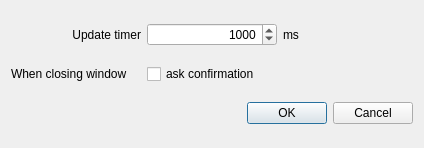
First picture: the form in ui/config_helper.ui, repository DamirKh/cn_diag_tool, before the edit.
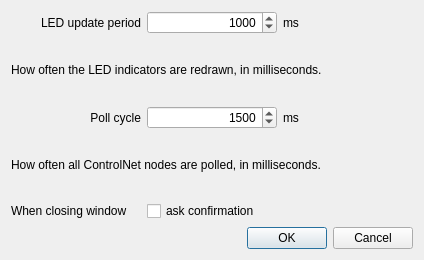
Second picture: the form after the edit.

Commit message:
Add single-session poller and per-node Connection Manager stats
- replace per-node worker threads with ControlNetPoller: one CIP
  session, sequential polling, configurable cycle and reconnect
- scan_cn uses one session with per-node routes
- Connection Manager window: per-node total/used connections, open
  requests, CPU and buffers (class 0x06)
- extract counter math into CounterTracker; add poller, scan and
  module stats tests
- toolbar order, settings descriptions and consistent Fugue icons
- README attribution for Fugue Icons (CC BY 3.0)

```diff
--- a/ui/config_helper.ui
+++ b/ui/config_helper.ui
@@ -7,13 +7,13 @@
     <x>0</x>
     <y>0</y>
     <width>424</width>
-    <height>148</height>
+    <height>260</height>
    </rect>
   </property>
   <property name="minimumSize">
    <size>
     <width>424</width>
-    <height>133</height>
+    <height>240</height>
    </size>
   </property>
   <property name="windowTitle">
@@ -23,27 +23,10 @@
    <bool>true</bool>
   </property>
   <layout class="QGridLayout" name="gridLayout">
-   <item row="0" column="2">
-    <widget class="QLabel" name="label_2">
-     <property name="text">
-      <string>ms</string>
-     </property>
-    </widget>
-   </item>
-   <item row="2" column="0" colspan="3">
-    <widget class="QDialogButtonBox" name="buttonBox">
-     <property name="orientation">
-      <enum>Qt::Horizontal</enum>
-     </property>
-     <property name="standardButtons">
-      <set>QDialogButtonBox::Cancel|QDialogButtonBox::Ok</set>
-     </property>
-    </widget>
-   </item>
    <item row="0" column="0">
     <widget class="QLabel" name="label">
      <property name="text">
-      <string>Update timer</string>
+      <string>LED update period</string>
      </property>
      <property name="alignment">
       <set>Qt::AlignRight|Qt::AlignTrailing|Qt::AlignVCenter</set>
@@ -69,20 +52,93 @@
      </property>
     </widget>
    </item>
-   <item row="1" column="0">
+   <item row="0" column="2">
+    <widget class="QLabel" name="label_2">
+     <property name="text">
+      <string>ms</string>
+     </property>
+    </widget>
+   </item>
+   <item row="1" column="0" colspan="3">
+    <widget class="QLabel" name="label_6">
+     <property name="text">
+      <string>How often the LED indicators are redrawn, in milliseconds.</string>
+     </property>
+     <property name="wordWrap">
+      <bool>true</bool>
+     </property>
+    </widget>
+   </item>
+   <item row="2" column="0">
+    <widget class="QLabel" name="label_4">
+     <property name="text">
+      <string>Poll cycle</string>
+     </property>
+     <property name="alignment">
+      <set>Qt::AlignRight|Qt::AlignTrailing|Qt::AlignVCenter</set>
+     </property>
+    </widget>
+   </item>
+   <item row="2" column="1">
+    <widget class="QSpinBox" name="pollSpinBox">
+     <property name="alignment">
+      <set>Qt::AlignRight|Qt::AlignTrailing|Qt::AlignVCenter</set>
+     </property>
+     <property name="minimum">
+      <number>500</number>
+     </property>
+     <property name="maximum">
+      <number>10000</number>
+     </property>
+     <property name="singleStep">
+      <number>100</number>
+     </property>
+     <property name="value">
+      <number>1500</number>
+     </property>
+    </widget>
+   </item>
+   <item row="2" column="2">
+    <widget class="QLabel" name="label_5">
+     <property name="text">
+      <string>ms</string>
+     </property>
+    </widget>
+   </item>
+   <item row="3" column="0" colspan="3">
+    <widget class="QLabel" name="label_7">
+     <property name="text">
+      <string>How often all ControlNet nodes are polled, in milliseconds.</string>
+     </property>
+     <property name="wordWrap">
+      <bool>true</bool>
+     </property>
+    </widget>
+   </item>
+   <item row="4" column="0">
     <widget class="QLabel" name="label_3">
      <property name="text">
       <string>When closing window</string>
      </property>
     </widget>
    </item>
-   <item row="1" column="1">
+   <item row="4" column="1">
     <widget class="QCheckBox" name="checkBox">
      <property name="text">
       <string>ask confirmation</string>
      </property>
     </widget>
    </item>
+   <item row="5" column="0" colspan="3">
+    <widget class="QDialogButtonBox" name="buttonBox">
+     <property name="orientation">
+      <enum>Qt::Horizontal</enum>
+     </property>
+     <property name="standardButtons">
+      <set>QDialogButtonBox::Cancel|QDialogButtonBox::Ok</set>
+     </property>
+    </widget>
+   </item>
   </layout>
  </widget>
  <resources/>
```
Left out of the diff: 8 changed lines with no effect on the pictures. The commit also changes 24 other files.
